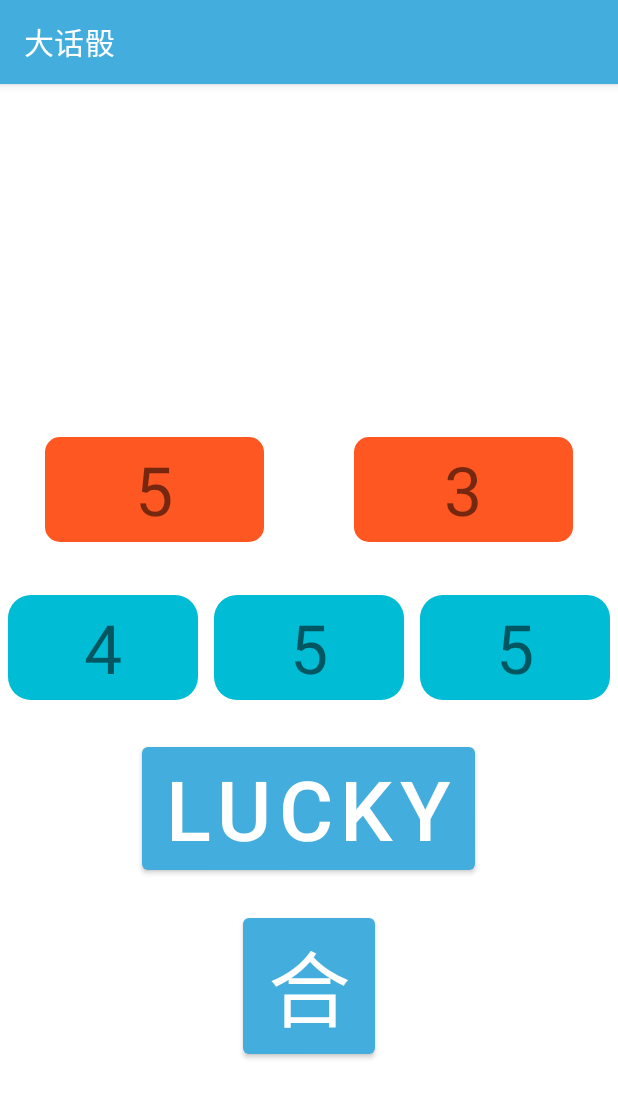
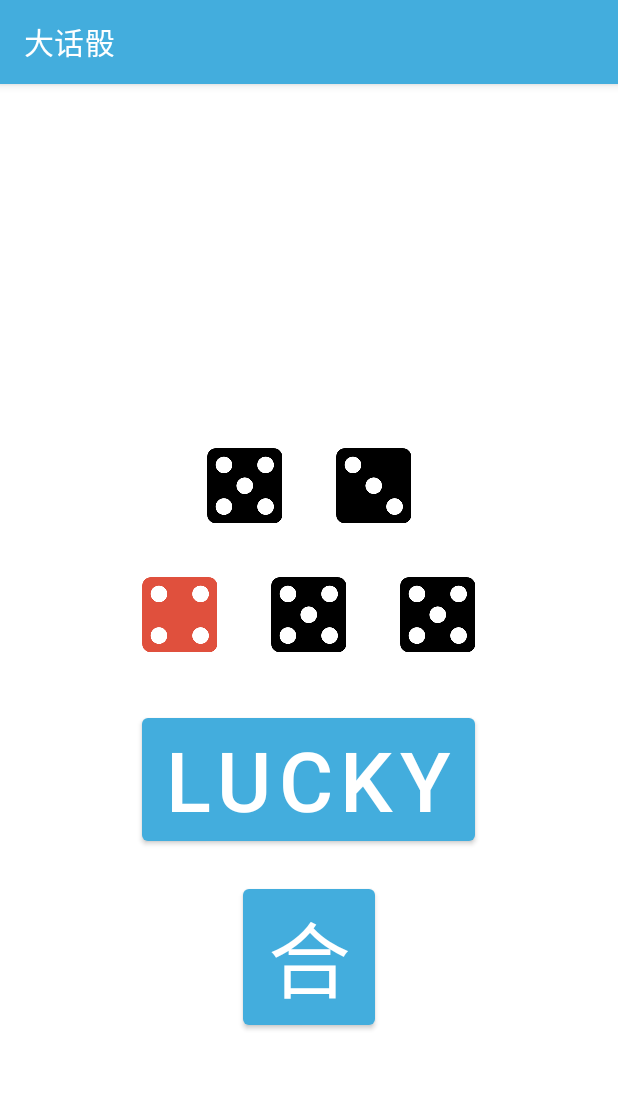
Before and after one commit to Dagwbl/Dagwbl_ANDROID, an Android app: the MainActivity4 screen opened directly, with no data from a screen before it, after a tap on an icon or button, on a phone screen of 412 x 824 dp. Shown: the top 1098 px of the screen. Run offline under Robolectric (Android 15) with nearby library versions, the phone set to English and light mode, and no system bars; 1 other tap on this screen came first.

Commit message:
初具雏形

```diff
--- a/app/src/main/java/com/dagwbl/myapplication/MainActivity.java
+++ b/app/src/main/java/com/dagwbl/myapplication/MainActivity.java
@@ -28,7 +28,7 @@ public class MainActivity extends AppCompatActivity {
 
     @Override
     public boolean onOptionsItemSelected(MenuItem item){
-        Intent intent = null;
+        Intent intent;
         switch (item.getItemId()){
             case R.id.menu_userLogin:
                 intent = new Intent(MainActivity.this,LoginActivity.class);
--- a/app/src/main/java/com/dagwbl/myapplication/MainActivity4.java
+++ b/app/src/main/java/com/dagwbl/myapplication/MainActivity4.java
@@ -4,29 +4,37 @@ package com.dagwbl.myapplication;
  */
 
 import android.content.res.AssetFileDescriptor;
+import android.content.res.Resources;
 import android.media.MediaPlayer;
 import android.os.Bundle;
+import android.util.Log;
 import android.view.View;
 import android.widget.Button;
+import android.widget.ImageView;
+import android.widget.ListView;
 import android.widget.TextView;
 import android.widget.Toast;
 
 import androidx.appcompat.app.AppCompatActivity;
 
 import java.io.IOException;
+import java.lang.reflect.Field;
 import java.util.ArrayList;
 import java.util.Random;
 
 public class MainActivity4 extends AppCompatActivity {
+    private static final String TAG = "摇骰子";
     private Button shake;
     private Button openButton;
-    private TextView dice1;
-    private TextView dice2;
-    private TextView dice3;
-    private TextView dice4;
-    private TextView dice5;
+    private ImageView dice1;
+    private ImageView dice2;
+    private ImageView dice3;
+    private ImageView dice4;
+    private ImageView dice5;
     private MediaPlayer mediaPlayer=new MediaPlayer();
     private Boolean flag = true;
+    String name = null;
+
 //    private MediaPlayer mediaPlayer=MediaPlayer.create(this,R.raw.shake_dice_sound);
     @Override
     protected void onCreate(Bundle savedInstanceState) {
@@ -34,33 +42,28 @@ public class MainActivity4 extends AppCompatActivity {
         setContentView(R.layout.activity_main4);
         shake = (Button) findViewById(R.id.shakeDice);
         openButton = (Button) findViewById(R.id.openButton);
-        dice1 = (TextView) findViewById(R.id.dice1);
-        dice2 = (TextView) findViewById(R.id.dice2);
-        dice3 = (TextView) findViewById(R.id.dice3);
-        dice4 = (TextView) findViewById(R.id.dice4);
-        dice5 = (TextView) findViewById(R.id.dice5);
+        dice1 = (ImageView) findViewById(R.id.dice1);
+        dice2 = (ImageView) findViewById(R.id.dice2);
+        dice3 = (ImageView) findViewById(R.id.dice3);
+        dice4 = (ImageView) findViewById(R.id.dice4);
+        dice5 = (ImageView) findViewById(R.id.dice5);
+
 
         ArrayList dices=new ArrayList<>(5);
 
-        dice1.setBackgroundResource(R.drawable.corner_view1);
-        dice2.setBackgroundResource(R.drawable.corner_view1);
-        dice3.setBackgroundResource(R.drawable.corner_view);
-        dice4.setBackgroundResource(R.drawable.corner_view);
-        dice5.setBackgroundResource(R.drawable.corner_view);
-//        AssetFileDescriptor fileDescriptor =getResources().openRawResourceFd(R.raw.shake_dice_sound);
 
         shake.setOnClickListener(new View.OnClickListener(){
             public void onClick(View view){
+                dice1.setImageResource(R.drawable.dice);
+                dice2.setImageResource(R.drawable.dice);
+                dice3.setImageResource(R.drawable.dice);
+                dice4.setImageResource(R.drawable.dice);
+                dice5.setImageResource(R.drawable.dice);
                 Random random=new Random();
                 dices.clear();
                 for (int i=0;i<5;i++){
                     dices.add(random.nextInt(6)%(6)+1);
                 }
-            dice1.setText("@");
-            dice2.setText("@");
-            dice3.setText("@");
-            dice4.setText("@");
-            dice5.setText("@");
 
                 try {
                     mediaPlayer.reset();
@@ -77,6 +80,7 @@ public class MainActivity4 extends AppCompatActivity {
                 }
                 finally{
                     mediaPlayer.start();
+                    Toast.makeText(MainActivity4.this,"骰子摇好了",Toast.LENGTH_SHORT).show();
                 }
 
             }
@@ -86,23 +90,25 @@ public class MainActivity4 extends AppCompatActivity {
             public void onClick(View view){
                 if (flag==true){
                     try {
-                        dice1.setText(dices.get(0).toString());
-                        dice2.setText(dices.get(1).toString());
-                        dice3.setText(dices.get(2).toString());
-                        dice4.setText(dices.get(3).toString());
-                        dice5.setText(dices.get(4).toString());
+                        dice1.setImageResource(getId(dices.get(0).toString()));
+                        dice2.setImageResource(getId(dices.get(1).toString()));
+                        dice3.setImageResource(getId(dices.get(2).toString()));
+                        dice4.setImageResource(getId(dices.get(3).toString()));
+                        dice5.setImageResource(getId(dices.get(4).toString()));
                         openButton.setText("合");
                         flag = false;
                     }catch(Exception e2){
+                        e2.printStackTrace();
                         Toast.makeText(MainActivity4.this,"还没开始摇骰子呢",Toast.LENGTH_SHORT).show();
+                        Log.e(TAG, "错误onClick: "+e2.toString());
                     }
 
             }else{
-                    dice1.setText("@");
-                    dice2.setText("@");
-                    dice3.setText("@");
-                    dice4.setText("@");
-                    dice5.setText("@");
+                    dice1.setImageResource(R.drawable.dice);
+                    dice2.setImageResource(R.drawable.dice);
+                    dice3.setImageResource(R.drawable.dice);
+                    dice4.setImageResource(R.drawable.dice);
+                    dice5.setImageResource(R.drawable.dice);
                     flag=true;
                     openButton.setText("起");
                 }
@@ -110,5 +116,35 @@ public class MainActivity4 extends AppCompatActivity {
         });
 
     }
+    public int getId(String value){
+
+        switch (value){
+            case "1":
+                name = "dice1";
+                break;
+            case "2":
+                name = "dice2";
+                break;
+            case "3":
+                name = "dice3";
+                break;
+            case "4":
+                name = "dice4";
+                break;
+            case "5":
+                name = "dice5";
+                break;
+            case "6":
+                name = "dice6";
+                break;
+
+        }
+        Resources res=getResources();
+
+        //return res.getIdentifier(name,null,null);//带上地址 例如 包:type/name           (org.anjoy.act:drawable/ic)
+
+        return res.getIdentifier(name,"drawable",getPackageName());//名称例如 ic
+
+    }
 
 }
--- a/app/src/main/res/layout/activity_main4.xml
+++ b/app/src/main/res/layout/activity_main4.xml
@@ -16,28 +16,26 @@
         android:paddingTop="100dp"
         android:gravity="center">
 
-        <TextView
+        <ImageView
             android:id="@+id/dice1"
-            android:layout_width="0sp"
-            android:layout_weight="1"
-            android:text="*"
+            android:layout_width="75dp"
+            android:src="@drawable/dice"
+            android:scaleType="center"
             android:textSize="45sp"
             android:gravity="center"
-            android:background="#00BCD4"
-            android:layout_height="wrap_content"
-            android:layout_margin="30dp"
-            android:padding="45dp"/>
-        <TextView
+
+            android:layout_height="75dp"
+            android:layout_margin="5dp"/>
+        <ImageView
             android:id="@+id/dice2"
-            android:layout_width="0sp"
-            android:layout_weight="1"
-            android:text="*"
+            android:layout_width="75dp"
+            android:src="@drawable/dice"
+            android:scaleType="center"
+            android:textSize="45sp"
             android:gravity="center"
-            android:textSize="45sp"
-            android:background="#00BCD4"
-            android:padding="45dp"
-            android:layout_margin="30dp"
-            android:layout_height="wrap_content" />
+
+            android:layout_height="75dp"
+            android:layout_margin="5dp" />
     </LinearLayout>
     <LinearLayout
         android:layout_width="match_parent"
@@ -45,39 +43,33 @@
         android:orientation="horizontal"
         android:gravity="center">
 
-        <TextView
+        <ImageView
             android:id="@+id/dice3"
-            android:layout_width="0sp"
-            android:layout_weight="1"
-            android:text="*"
+            android:layout_width="75dp"
+            android:src="@drawable/dice"
+            android:scaleType="center"
             android:textSize="45sp"
             android:gravity="center"
-            android:background="#DAF47F25"
-            android:layout_height="wrap_content"
+
+            android:layout_height="75dp"
+            android:layout_margin="5dp" />
+        <ImageView
+            android:id="@+id/dice4"
+            android:layout_width="75dp"
+            android:src="@drawable/dice"
+            android:gravity="center"
+
             android:layout_margin="5dp"
-            android:padding="45dp"/>
-        <TextView
-            android:id="@+id/dice4"
-            android:layout_width="0sp"
-            android:layout_weight="1"
-            android:text="*"
+            android:layout_height="75dp"
+            android:scaleType="center"/>
+        <ImageView
+            android:id="@+id/dice5"
+            android:layout_width="75dp"
+            android:src="@drawable/dice"
             android:gravity="center"
-            android:textSize="45sp"
-            android:background="#DAF47F25"
-            android:padding="45dp"
             android:layout_margin="5dp"
-            android:layout_height="wrap_content" />
-        <TextView
-            android:id="@+id/dice5"
-            android:layout_width="0sp"
-            android:layout_weight="1"
-            android:text="*"
-            android:textSize="45sp"
-            android:gravity="center"
-            android:background="#DAF47F25"
-            android:layout_height="wrap_content"
-            android:layout_margin="5dp"
-            android:padding="45dp"/>
+            android:layout_height="75dp"
+            android:scaleType="center"/>
     </LinearLayout>
 
     <View
--- a/gradle.properties
+++ b/gradle.properties
@@ -17,7 +17,7 @@ org.gradle.jvmargs=-Xmx2048m -Dfile.encoding=UTF-8
 android.useAndroidX=true
 # Automatically convert third-party libraries to use AndroidX
 android.enableJetifier=true
-systemProp.https.proxyPort=1080
+#systemProp.https.proxyPort=7890
 #systemProp.http.proxyHost=127.0.0.1
-systemProp.https.proxyHost=127.0.0.1
+#systemProp.https.proxyHost=127.0.0.1
 #systemProp.http.proxyPort=7890
```
Also changed, not shown: app/src/main/res/drawable-xxhdpi/dice.png (added), app/src/main/res/drawable-xxhdpi/dice1.png (added), app/src/main/res/drawable-xxhdpi/dice2.png (added), app/src/main/res/drawable-xxhdpi/dice3.png (added), app/src/main/res/drawable-xxhdpi/dice4.png (added), app/src/main/res/drawable-xxhdpi/dice5.png (added), app/src/main/res/drawable-xxhdpi/dice6.png (added), app/src/main/res/mipmap_dice/dice-1.png (added), app/src/main/res/mipmap_dice/dice-2.png (added), app/src/main/res/mipmap_dice/dice-3.png (added), app/src/main/res/mipmap_dice/dice-4.png (added), app/src/main/res/mipmap_dice/dice-5.png (added), app/src/main/res/mipmap_dice/dice-6.png (added), app/src/main/res/mipmap_dice/dice.png (added), 1 other file.
